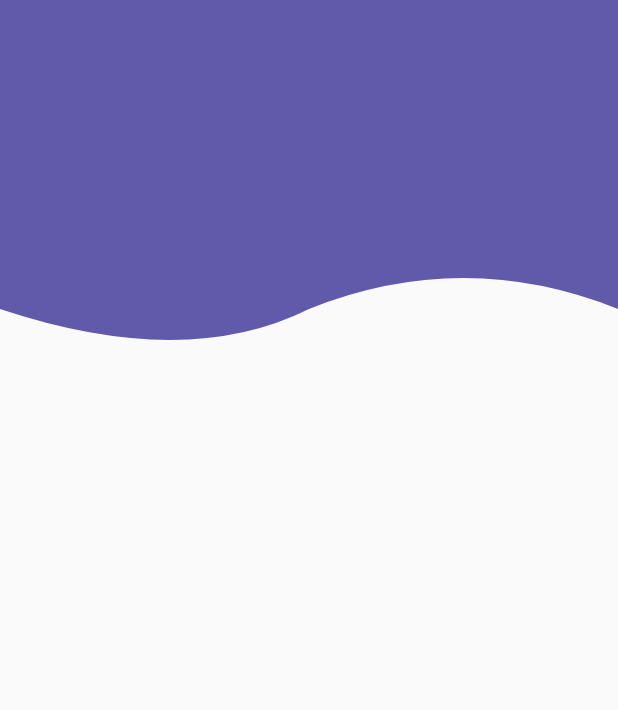
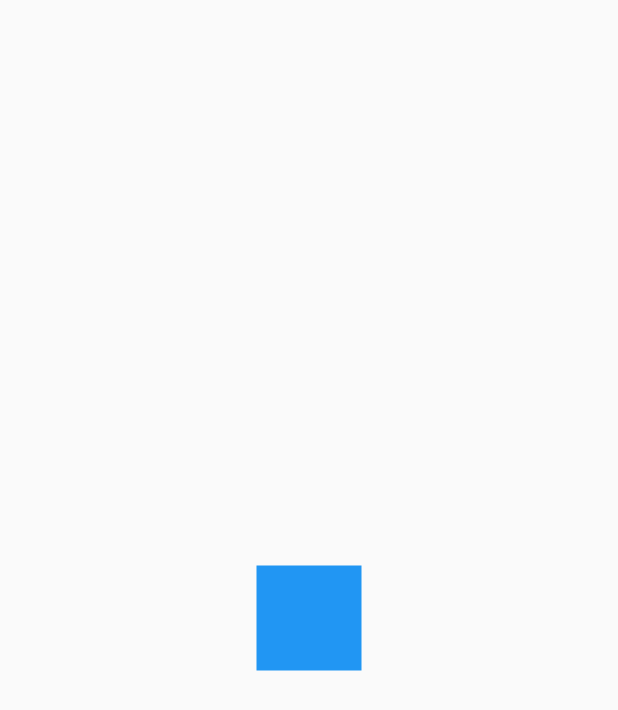
Before and after one commit to Hapkiduki/disenos_app, a Flutter app: the screen it shows after launch, on a phone screen of 412 x 824 dp. Shown: the top 710 px of the screen. Run offline on Flutter 3.47's test engine with Material 2 defaults, Android fonts, the phone set to English and light mode, and no system bars.

```diff
--- a/lib/src/pages/headers_page.dart
+++ b/lib/src/pages/headers_page.dart
@@ -1,11 +1,13 @@
-import 'package:disenos_app/src/widgets/headers.dart';
+//import 'package:disenos_app/src/widgets/headers.dart';
 import 'package:flutter/material.dart';
+import 'package:disenos_app/src/retos/cuadrado_animado_page.dart';
+//import 'package:disenos_app/src/pages/animaciones_page.dart';
 
 class HeadersPage extends StatelessWidget {
   @override
   Widget build(BuildContext context) {
     return Scaffold(
-      body: HeaderWave(),
+      body: CuadradoAnimadoPage(),
     );
   }
 }
--- /dev/null
+++ b/lib/src/retos/cuadrado_animado_page.dart
@@ -0,0 +1,89 @@
+import 'package:flutter/material.dart';
+
+class CuadradoAnimadoPage extends StatelessWidget {
+  @override
+  Widget build(BuildContext context) {
+    return Scaffold(
+      body: Center(child: _CuadradoAnimado()),
+    );
+  }
+}
+
+class _CuadradoAnimado extends StatefulWidget {
+  @override
+  __CuadradoAnimadoState createState() => __CuadradoAnimadoState();
+}
+
+class __CuadradoAnimadoState extends State<_CuadradoAnimado>
+    with SingleTickerProviderStateMixin {
+  AnimationController controller;
+  // Animaciones
+  Animation<double> moverDerecha;
+  Animation<double> moverArriba;
+  Animation<double> moverIzquierda;
+  Animation<double> moverAbajo;
+
+  @override
+  void initState() {
+    super.initState();
+
+    controller = AnimationController(
+        vsync: this, duration: Duration(milliseconds: 4500));
+
+    moverDerecha = Tween(begin: 0.0, end: 100.0).animate(CurvedAnimation(
+        parent: controller,
+        curve: Interval(0.0, .25, curve: Curves.bounceOut)));
+
+    moverArriba = Tween(begin: 0.0, end: -100.0).animate(CurvedAnimation(
+        parent: controller,
+        curve: Interval(0.25, .5, curve: Curves.bounceOut)));
+
+    moverIzquierda = Tween(begin: 0.0, end: -100.0).animate(CurvedAnimation(
+        parent: controller,
+        curve: Interval(0.5, .75, curve: Curves.bounceOut)));
+
+    moverAbajo = Tween(begin: 0.0, end: 100.0).animate(CurvedAnimation(
+        parent: controller,
+        curve: Interval(.75, 1.0, curve: Curves.bounceOut)));
+
+    controller.addListener((){
+      if (controller.status == AnimationStatus.completed) {
+        controller.reset();
+      }
+    });
+  }
+
+  @override
+  void dispose() {
+    controller.dispose();
+    super.dispose();
+  }
+
+  @override
+  Widget build(BuildContext context) {
+    controller.forward();
+
+    return AnimatedBuilder(
+      animation: controller,
+      child: _Rectangulo(),
+      builder: (BuildContext context, Widget child) {
+        return Transform.translate(
+          offset: Offset(moverDerecha.value + moverIzquierda.value,
+              moverArriba.value + moverAbajo.value),
+          child: child,
+        );
+      },
+    );
+  }
+}
+
+class _Rectangulo extends StatelessWidget {
+  @override
+  Widget build(BuildContext context) {
+    return Container(
+      width: 70,
+      height: 70,
+      decoration: BoxDecoration(color: Colors.blue),
+    );
+  }
+}
```
Also changed, not shown: lib/src/pages/animaciones_page.dart (added, +105 -0 lines).
